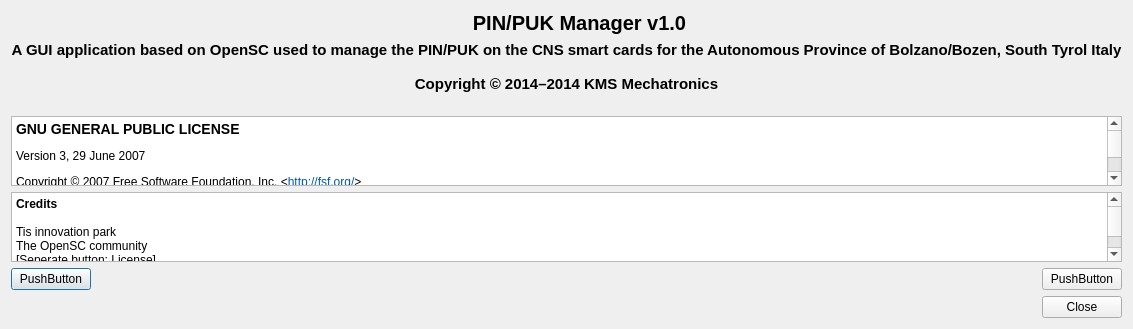
Old version of the form src/forms/aboutdialog.ui in the repository tis-innovation-park/OpenSC-GUI.
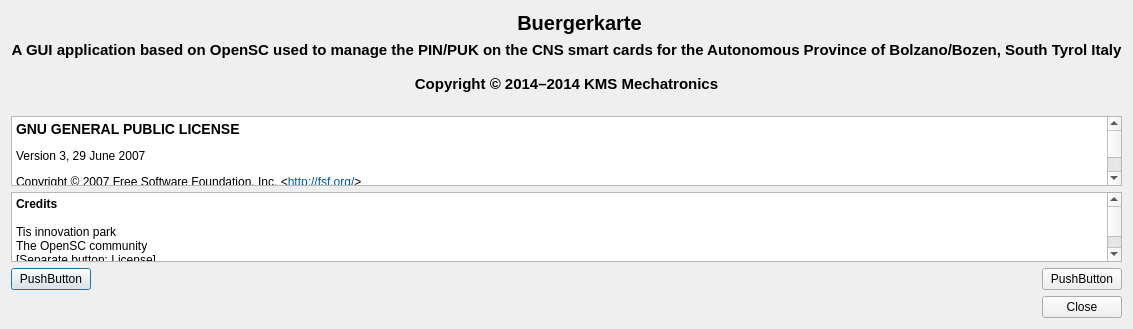
New version of the form.

The edit to the form file:
```diff
--- a/src/forms/aboutdialog.ui
+++ b/src/forms/aboutdialog.ui
@@ -68,7 +68,7 @@
       </font>
      </property>
      <property name="text">
-      <string>PIN/PUK Manager v1.0</string>
+      <string>Buergerkarte</string>
      </property>
      <property name="alignment">
       <set>Qt::AlignCenter</set>
@@ -111,7 +111,7 @@
 &lt;p style=&quot;-qt-paragraph-type:empty; margin-top:0px; margin-bottom:0px; margin-left:0px; margin-right:0px; -qt-block-indent:0; text-indent:0px;&quot;&gt;&lt;br /&gt;&lt;/p&gt;
 &lt;p style=&quot; margin-top:0px; margin-bottom:0px; margin-left:0px; margin-right:0px; -qt-block-indent:0; text-indent:0px;&quot;&gt;Tis innovation park&lt;/p&gt;
 &lt;p style=&quot; margin-top:0px; margin-bottom:0px; margin-left:0px; margin-right:0px; -qt-block-indent:0; text-indent:0px;&quot;&gt;The OpenSC community&lt;/p&gt;
-&lt;p style=&quot; margin-top:0px; margin-bottom:0px; margin-left:0px; margin-right:0px; -qt-block-indent:0; text-indent:0px;&quot;&gt;[Seperate button: License]&lt;/p&gt;
+&lt;p style=&quot; margin-top:0px; margin-bottom:0px; margin-left:0px; margin-right:0px; -qt-block-indent:0; text-indent:0px;&quot;&gt;[Separate button: License]&lt;/p&gt;
 &lt;p style=&quot; margin-top:0px; margin-bottom:0px; margin-left:0px; margin-right:0px; -qt-block-indent:0; text-indent:0px;&quot;&gt;This application is released under the GNU General Public License, version 2&lt;/p&gt;&lt;/body&gt;&lt;/html&gt;</string>
        </property>
       </widget>
```
